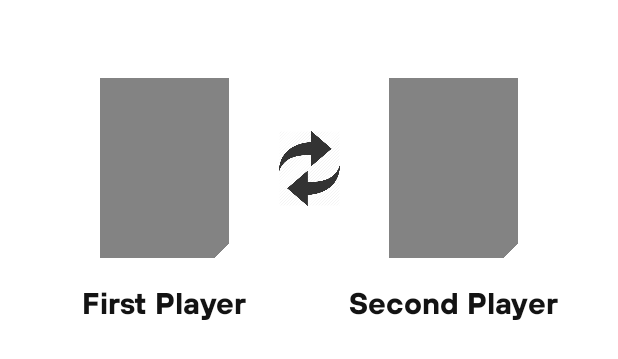
After one commit to mirzemehdi/LoveLetterCardGame, an Android app: the layout dialog_swap_cards.xml on its own in the app's theme, with its tools: preview values and no code run, on a phone screen of 412 x 824 dp. The commit adds this screen. Shown: the top 359 px of the screen. Run offline under Robolectric (Android 15) with nearby library versions, the phone set to English and light mode, and no system bars.

Commit message:
Finishing Card Swipe animation

```diff
--- a/app/src/main/java/com/mmk/lovelettercardgame/ui/fragments/game/GamePresenter.kt
+++ b/app/src/main/java/com/mmk/lovelettercardgame/ui/fragments/game/GamePresenter.kt
@@ -60,7 +60,7 @@ class GamePresenter(private val mView: GameContractor.View) : GameContractor.Pre
             mView.makeTurnOfPlayer(players[0])
 
             //TODO REMOVE BELOW LINES
-            Handler().postDelayed({mView.swapCards(players[1],players[2])},3000)
+            Handler().postDelayed({mView.swapCards(players[0],players[1])},1000)
 
         }
             ,
--- /dev/null
+++ b/app/src/main/res/layout/dialog_swap_cards.xml
@@ -0,0 +1,75 @@
+<?xml version="1.0" encoding="utf-8"?>
+<androidx.constraintlayout.widget.ConstraintLayout xmlns:android="http://schemas.android.com/apk/res/android"
+    android:layout_width="match_parent"
+    android:layout_height="wrap_content"
+    android:paddingTop="50dp"
+    android:paddingBottom="50dp"
+    xmlns:app="http://schemas.android.com/apk/res-auto"
+    xmlns:tools="http://schemas.android.com/tools">
+
+    <ImageView
+        android:id="@+id/image_view_dialog_swap_cards_first"
+        android:layout_width="90dp"
+        android:src="@drawable/card_back"
+        app:layout_constraintTop_toTopOf="parent"
+        app:layout_constraintStart_toStartOf="parent"
+        app:layout_constraintEnd_toEndOf="parent"
+        app:layout_constraintBottom_toBottomOf="parent"
+        app:layout_constraintVertical_bias="0.05"
+        app:layout_constraintHorizontal_bias="0.2"
+        android:layout_height="120dp"/>
+
+    <ImageView
+        android:id="@+id/image_view_dialog_swap_cards_swap"
+        android:layout_width="50dp"
+        android:src="@drawable/ic_swap"
+        app:layout_constraintTop_toTopOf="@id/image_view_dialog_swap_cards_first"
+        app:layout_constraintStart_toStartOf="parent"
+        app:layout_constraintEnd_toEndOf="parent"
+        app:layout_constraintBottom_toBottomOf="@id/image_view_dialog_swap_cards_first"
+        app:layout_constraintVertical_bias="0.5"
+        app:layout_constraintHorizontal_bias="0.5"
+        android:layout_height="50dp"/>
+
+
+    <ImageView
+        android:id="@+id/image_view_dialog_swap_cards_second"
+        android:layout_width="90dp"
+        android:src="@drawable/card_back"
+        app:layout_constraintTop_toTopOf="parent"
+        app:layout_constraintStart_toStartOf="parent"
+        app:layout_constraintEnd_toEndOf="parent"
+        app:layout_constraintBottom_toBottomOf="parent"
+        app:layout_constraintVertical_bias="0.05"
+        app:layout_constraintHorizontal_bias="0.8"
+        android:layout_height="120dp"/>
+
+    <TextView
+        android:id="@+id/text_view_dialog_swap_cards_first_player_name"
+        android:layout_width="wrap_content"
+        tools:text="First Player"
+        android:textSize="20sp"
+        app:layout_constraintTop_toBottomOf="@id/image_view_dialog_swap_cards_first"
+        android:textColor="@color/colorRoomName"
+        android:fontFamily="@font/tthoves_bold"
+        android:layout_marginTop="16dp"
+        android:layout_marginBottom="8dp"
+        app:layout_constraintStart_toStartOf="@id/image_view_dialog_swap_cards_first"
+        app:layout_constraintEnd_toEndOf="@id/image_view_dialog_swap_cards_first"
+        android:layout_height="wrap_content"/>
+
+    <TextView
+        android:id="@+id/text_view_dialog_swap_cards_second_player_name"
+        android:layout_width="wrap_content"
+        tools:text="Second Player"
+        android:textSize="20sp"
+        app:layout_constraintTop_toBottomOf="@id/image_view_dialog_swap_cards_second"
+        android:textColor="@color/colorRoomName"
+        android:fontFamily="@font/tthoves_bold"
+        android:layout_marginTop="16dp"
+        android:layout_marginBottom="8dp"
+        app:layout_constraintStart_toStartOf="@id/image_view_dialog_swap_cards_second"
+        app:layout_constraintEnd_toEndOf="@id/image_view_dialog_swap_cards_second"
+        android:layout_height="wrap_content"/>
+
+</androidx.constraintlayout.widget.ConstraintLayout>
--- a/app/src/main/res/layout/fragment_game.xml
+++ b/app/src/main/res/layout/fragment_game.xml
@@ -5,6 +5,8 @@
     android:layout_width="match_parent"
     android:layout_height="match_parent"
     android:background="@drawable/bg_game"
+    android:clipChildren="false"
+    android:clipToPadding="false"
     android:id="@+id/layout_game_fragment_container"
     tools:context=".ui.fragments.game.GameFragment">
 
@@ -78,6 +80,7 @@
         android:layout_marginStart="8dp"
         android:layout_marginTop="8dp"
         android:layout_marginEnd="16dp"
+
         android:layout_marginBottom="8dp"
         android:visibility="visible"
         app:layout_constraintBottom_toBottomOf="@+id/layout_game_player_2"
@@ -139,7 +142,8 @@
     <RelativeLayout
         android:id="@+id/linear_layout_game_cards_holder"
         android:layout_width="0dp"
-
+        android:clipChildren="false"
+        android:clipToPadding="false"
         android:layout_height="190dp"
         android:layout_marginStart="24dp"
         android:layout_marginEnd="24dp"
--- a/app/src/main/res/values/colors.xml
+++ b/app/src/main/res/values/colors.xml
@@ -13,4 +13,6 @@
 
     <color name="colorUserLayoutPlayerInfoBg">#EDDBD0D0</color>
     <color name="colorPlayerCardsPlaceHolderBg">#45DBD0D0</color>
+
+    <color name="colorDialogSwapCardsBg">#CEEDE06E</color>
 </resources>
--- a/app/src/main/res/values/styles.xml
+++ b/app/src/main/res/values/styles.xml
@@ -13,4 +13,9 @@
         <item name="android:windowExitAnimation">@anim/slide_bottom</item>
     </style>
 
+    <style name="CardSwapDialogAnimation">
+        <item name="android:windowEnterAnimation">@anim/slide_left</item>
+        <item name="android:windowExitAnimation">@anim/slide_right</item>
+    </style>
+
 </resources>
```
Also changed, not shown: app/src/main/java/com/mmk/lovelettercardgame/ui/dialogs/swapcards/SwapCardsDialog.kt (added, +65 -0 lines), app/src/main/java/com/mmk/lovelettercardgame/ui/fragments/game/GameFragment.kt (+47 -33 lines), app/src/main/java/com/mmk/lovelettercardgame/utils/animations/CardAnimations.kt (+36 -42 lines), app/src/main/java/com/mmk/lovelettercardgame/utils/helpers/CurveExchangeTransformator.kt (added, +95 -0 lines), app/src/main/res/anim/slide_left.xml (added, +8 -0 lines), app/src/main/res/anim/slide_right.xml (added, +8 -0 lines), app/src/main/res/layout/user_box_view.xml (+10 -1 lines), app/src/main/res/drawable/ic_swap.png (added).
